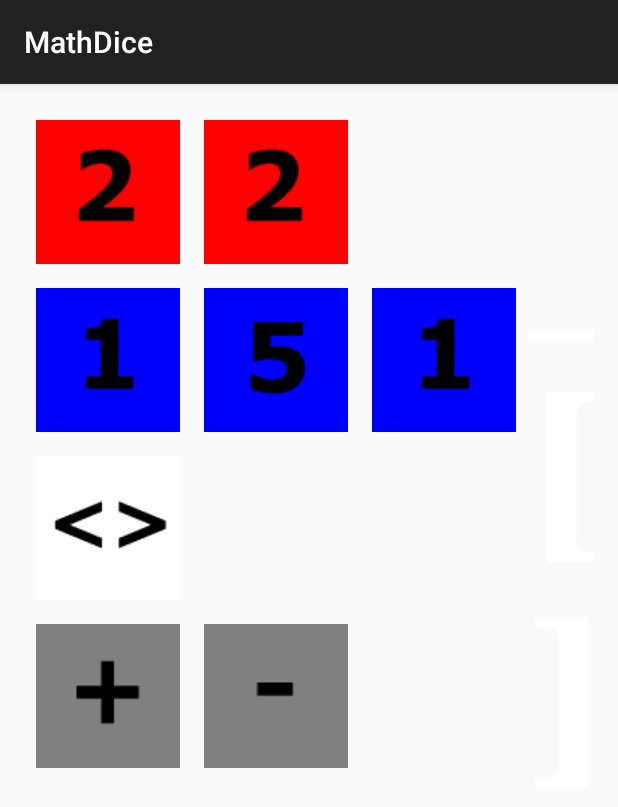
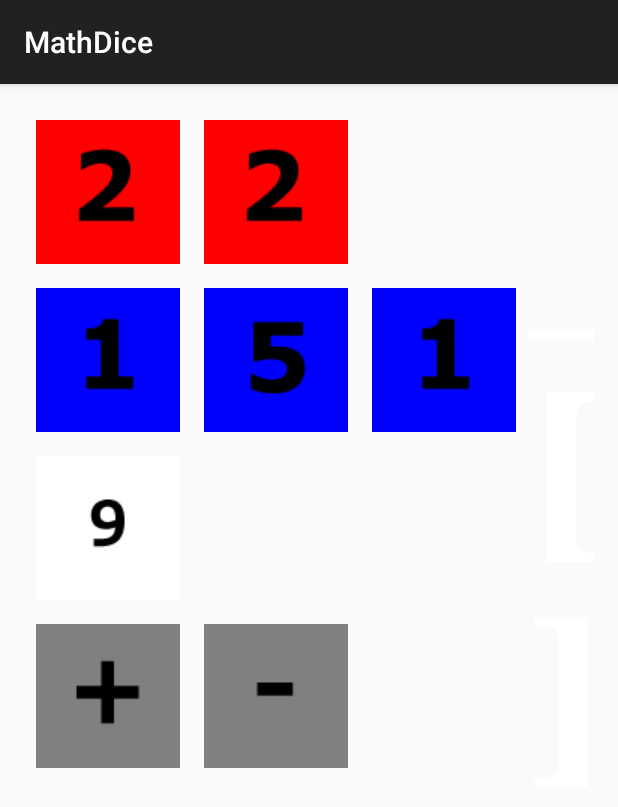
Before and after one commit to MiguelVis/AndroidStudioFlorida, an Android app: the fragment JuegoFragment shown on its own in the app's theme, after a tap on an icon or button, on a phone screen of 412 x 824 dp. Shown: the top 807 px of the screen. Run offline under Robolectric (Android 15) with nearby library versions, the phone set to English and light mode, and no system bars.

Commit message:
P03: Añadidas imágenes del dodecaedro

```diff
--- a/PMM_P03_MathDice/app/src/main/java/com/app/floppysoftware/pmm_p03_mathdice/JuegoFragment.java
+++ b/PMM_P03_MathDice/app/src/main/java/com/app/floppysoftware/pmm_p03_mathdice/JuegoFragment.java
@@ -37,9 +37,12 @@ public class JuegoFragment extends Fragment {
     private TextView textViewResultado;
 
     // Id. de los recursos de las imágenes para los dados
-    private int [] recursoIdDadosTres = new int[] {R.drawable.dado_rojo_1, R.drawable.dado_rojo_2, R.drawable.dado_rojo_3};
-    private int [] recursoIdDadosSeis = new int[] {R.drawable.dado_azul_1, R.drawable.dado_azul_2, R.drawable.dado_azul_3,
+    private int [] recursoIdDadosTres = new int [] {R.drawable.dado_rojo_1, R.drawable.dado_rojo_2, R.drawable.dado_rojo_3};
+    private int [] recursoIdDadosSeis = new int [] {R.drawable.dado_azul_1, R.drawable.dado_azul_2, R.drawable.dado_azul_3,
             R.drawable.dado_azul_4, R.drawable.dado_azul_5, R.drawable.dado_azul_6 };
+    private int [] recursoIdDodecaedro = new int [] {R.drawable.dode_1, R.drawable.dode_2, R.drawable.dode_3, R.drawable.dode_4,
+            R.drawable.dode_5, R.drawable.dode_6, R.drawable.dode_7, R.drawable.dode_8, R.drawable.dode_9,
+            R.drawable.dode_10, R.drawable.dode_11, R.drawable.dode_12};
 
     // Valores de los dados
     private int [] valorDadosTres = new int [2];
@@ -282,7 +285,7 @@ public class JuegoFragment extends Fragment {
         valorDodecaedro = random.nextInt(11) + 1;
 
         // Modificar imagen del dodecaedro, de acuerdo a su valor
-        // FIXME
+        imageViewDodecaedro.setImageResource(recursoIdDodecaedro[valorDodecaedro - 1]);
 
         // Inicializar operación a realizar
         resetOperacion();
@@ -550,8 +553,13 @@ public class JuegoFragment extends Fragment {
         @Override
         public void onClick(View v) {
 
-            // Mostrar el valor del dodecaedro
-            Toast.makeText(getActivity(), "Dodecaedro: " + valorDodecaedro, Toast.LENGTH_SHORT).show();
+            // Toast.makeText(getActivity(), "Dodecaedro: " + valorDodecaedro, Toast.LENGTH_SHORT).show();
+
+            // Inicializar todos los datos del juego
+            resetPartida();
+
+            // Mostrar los cambios
+            mostrarOperacion();
         }
     };
 
--- a/PMM_P03_MathDice/app/src/main/res/layout/fragment_juego.xml
+++ b/PMM_P03_MathDice/app/src/main/res/layout/fragment_juego.xml
@@ -10,6 +10,9 @@
     tools:context="com.app.floppysoftware.pmm_p03_mathdice.JuegoFragment">
 
     <!-- Layout para los dados y botones -->
+
+    <!-- Nota: Las imágenes de los dados y los textos se han puesto únicamente para ver
+               mejor el layout en tiempo de diseño -->
 
     <RelativeLayout
         android:orientation="vertical"
@@ -74,7 +77,7 @@
             android:layout_height="wrap_content"
             android:padding="@dimen/padding_dados"
             android:layout_below="@id/imageViewDadoAzul1"
-            android:src="@drawable/dado_dodecaedro"
+            android:src="@drawable/dode_1"
             />
 
         <!-- Botones de suma y resta -->
```
Also changed, not shown: PMM_P03_MathDice/app/src/main/res/drawable/cabecera_menu.png, PMM_P03_MathDice/app/src/main/res/drawable/dado_dodecaedro.png (deleted), PMM_P03_MathDice/app/src/main/res/drawable/dode_1.png (added), PMM_P03_MathDice/app/src/main/res/drawable/dode_10.png (added), PMM_P03_MathDice/app/src/main/res/drawable/dode_11.png (added), PMM_P03_MathDice/app/src/main/res/drawable/dode_12.png (added), PMM_P03_MathDice/app/src/main/res/drawable/dode_2.png (added), PMM_P03_MathDice/app/src/main/res/drawable/dode_3.png (added), PMM_P03_MathDice/app/src/main/res/drawable/dode_4.png (added), PMM_P03_MathDice/app/src/main/res/drawable/dode_5.png (added), PMM_P03_MathDice/app/src/main/res/drawable/dode_6.png (added), PMM_P03_MathDice/app/src/main/res/drawable/dode_7.png (added), PMM_P03_MathDice/app/src/main/res/drawable/dode_8.png (added), PMM_P03_MathDice/app/src/main/res/drawable/dode_9.png (added).
